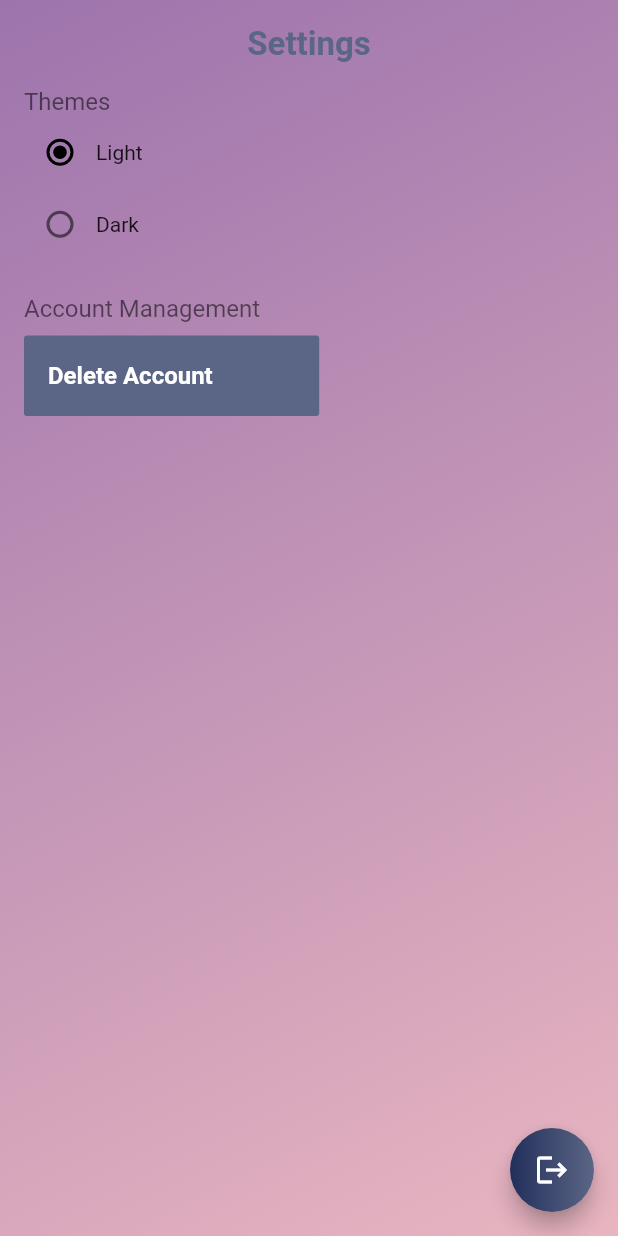
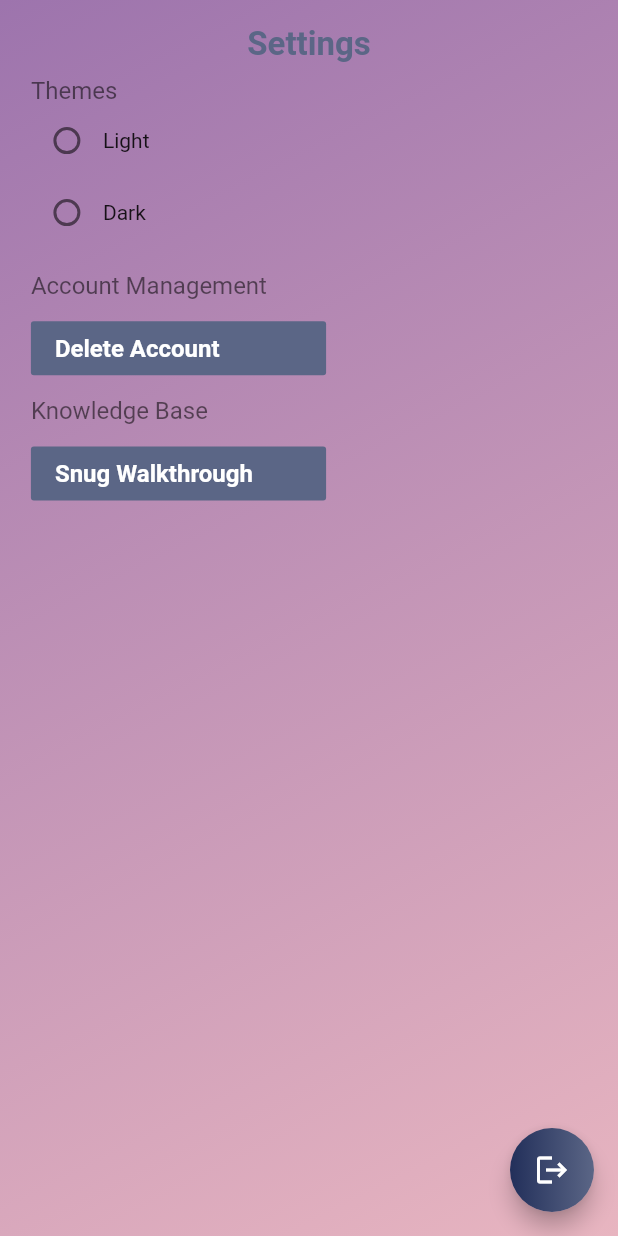
Before and after one commit to Upine-Apps/Snug, a Flutter app: the SettingScreen screen opened directly, on a phone screen of 412 x 824 dp. Run offline on Flutter 3.47's test engine with Material 2 defaults, Android fonts, the phone set to English and light mode, and no system bars; our stand-ins replace flutter_conditional_rendering, flutter_dotenv, flutter_spinkit, geolocator, google_maps_flutter, image_picker and 6 more; missing offline and left inert: amazon_cognito_identity_dart_2, emojis, flutter_parsed_text, geolocator_web, gradient_bottom_navigation_bar, otp_screen and 1 more; accounts and stored records are empty.

Commit message:
added the ability to see the walkthrough page from settings. fixed with initial text display on home and contact page

```diff
--- a/snug/lib/main.dart
+++ b/snug/lib/main.dart
@@ -61,7 +61,7 @@
         ],
         child: MaterialApp(
           debugShowCheckedModeBanner: false,
-          home: Profile(),
+          home: Authenticate(),
           theme: AppTheme().lightTheme,
           darkTheme: AppTheme().darkTheme,
           themeMode: themeNotifier.getThemeMode(),
--- a/snug/lib/screens/contacts/contact.dart
+++ b/snug/lib/screens/contacts/contact.dart
@@ -131,6 +131,10 @@
                         ),
                         Align(
                           alignment: Alignment.center,
+                          child: Padding(
+                            padding: EdgeInsets.only(
+                                right: MediaQuery.of(context).size.width * .15,
+                                left: MediaQuery.of(context).size.width * .15),
                             child: Container(
                                 child: Text(
                               'All of your Contacts will appear here',
@@ -138,6 +142,7 @@
                                   color: Theme.of(context).hintColor,
                                   fontSize: 24),
                             )),
+                          ),
                         ),
                       ],
                     )));
--- a/snug/lib/screens/home/home.dart
+++ b/snug/lib/screens/home/home.dart
@@ -195,6 +195,10 @@
                     ),
                     Align(
                       alignment: Alignment.center,
+                      child: Padding(
+                        padding: EdgeInsets.only(
+                            right: MediaQuery.of(context).size.width * .15,
+                            left: MediaQuery.of(context).size.width * .15),
                         child: Container(
                             child: Text(
                           'All of your dates will appear here',
@@ -203,6 +207,7 @@
                               color: Theme.of(context).hintColor,
                               fontSize: 24),
                         )),
+                      ),
                     ),
                   ],
                 ),
--- a/snug/lib/screens/settings/settings.dart
+++ b/snug/lib/screens/settings/settings.dart
@@ -6,6 +6,7 @@
 import 'package:snug/providers/ContactProvider.dart';
 import 'package:snug/providers/DateProvider.dart';
 import 'package:snug/providers/UserProvider.dart';
+import 'package:snug/providers/walkthrough/walkthrough.dart';
 import 'package:snug/screens/authenticate/authenticate.dart';
 import 'package:snug/screens/settings/verifydelete.dart';
 import 'package:snug/services/cognito/CognitoService.dart';
@@ -34,6 +35,9 @@
   void initState() {
     WidgetsBinding.instance.addObserver(this);
     super.initState();
+    WidgetsBinding.instance.addPostFrameCallback((_) {
+      _getSavedTheme();
+    });
   }
 
   @override
@@ -116,7 +120,9 @@
                 )),
               ),
               Padding(
-                padding: EdgeInsets.only(right: 16.0, left: 16, top: 16),
+                padding: EdgeInsets.only(
+                    left: MediaQuery.of(context).size.width * .05,
+                    top: MediaQuery.of(context).size.height * .01),
                 child: Column(
                   children: <Widget>[
                     Container(
@@ -140,7 +146,9 @@
                 ),
               ),
               Padding(
-                padding: EdgeInsets.only(right: 16.0, left: 16, top: 16),
+                padding: EdgeInsets.only(
+                    left: MediaQuery.of(context).size.width * .05,
+                    top: MediaQuery.of(context).size.height * .01),
                 child: Column(
                   children: <Widget>[
                     Padding(
@@ -167,7 +175,7 @@
                           child: Container(
                               width: MediaQuery.of(context).size.width * .40,
                               padding: EdgeInsets.all(0),
-                              height: MediaQuery.of(context).size.height * .065,
+                              height: MediaQuery.of(context).size.height * .025,
                               alignment: Alignment.centerLeft,
                               child: Text(
                                 'Delete Account',
@@ -179,7 +187,50 @@
                     )
                   ],
                 ),
-              )
+              ),
+              Padding(
+                padding: EdgeInsets.only(
+                    left: MediaQuery.of(context).size.width * .05,
+                    top: MediaQuery.of(context).size.height * .01),
+                child: Column(
+                  children: <Widget>[
+                    Padding(
+                      padding: EdgeInsets.only(
+                          bottom: MediaQuery.of(context).size.height * .01),
+                      child: Container(
+                          alignment: Alignment.centerLeft,
+                          child: Text(
+                            'Knowledge Base',
+                            style: TextStyle(
+                                color: Theme.of(context).hintColor,
+                                fontSize: 16),
+                          )),
+                    ),
+                    Container(
+                      alignment: Alignment.centerLeft,
+                      child: FlatButton(
+                          color: Theme.of(context).colorScheme.secondaryVariant,
+                          onPressed: () async => Navigator.push(
+                                context,
+                                MaterialPageRoute(
+                                    builder: (context) => Walkthrough()),
+                              ),
+                          child: Container(
+                              width: MediaQuery.of(context).size.width * .40,
+                              padding: EdgeInsets.all(0),
+                              height: MediaQuery.of(context).size.height * .025,
+                              alignment: Alignment.centerLeft,
+                              child: Text(
+                                'Snug Walkthrough',
+                                style: TextStyle(
+                                    color: Theme.of(context).dividerColor,
+                                    fontSize: 16,
+                                    fontWeight: FontWeight.bold),
+                              ))),
+                    )
+                  ],
+                ),
+              ),
             ],
           )),
       floatingActionButton: FloatingActionButton(
```
Lines whose indentation alone changed are shown as unchanged.
